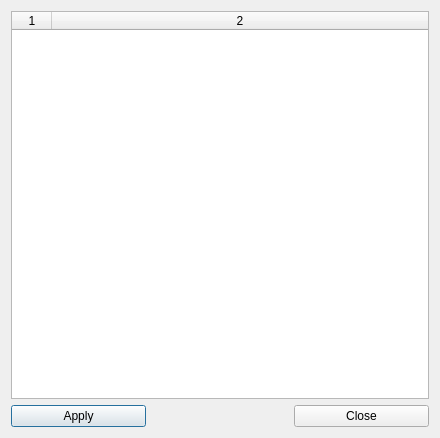
Above: GCV-3.6.1-T4/src/forms/grbldialog.ui from zapmaker/GrblHoming before the change. Below: the same form after it.
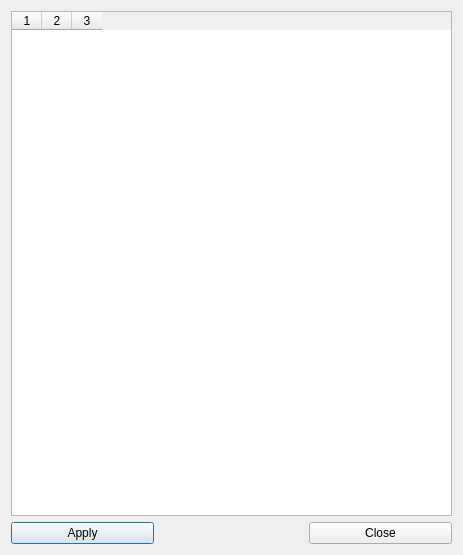
That is the form after the change.

What changed in the file:
```diff
--- a/GCV-3.6.1-T4/src/forms/grbldialog.ui
+++ b/GCV-3.6.1-T4/src/forms/grbldialog.ui
@@ -6,8 +6,8 @@
    <rect>
     <x>0</x>
     <y>0</y>
-    <width>440</width>
-    <height>438</height>
+    <width>463</width>
+    <height>555</height>
    </rect>
   </property>
   <property name="sizePolicy">
@@ -38,19 +38,22 @@
       <bool>true</bool>
      </property>
      <property name="columnCount">
-      <number>2</number>
+      <number>3</number>
      </property>
      <attribute name="horizontalHeaderCascadingSectionResizes">
       <bool>false</bool>
      </attribute>
      <attribute name="horizontalHeaderDefaultSectionSize">
-      <number>40</number>
+      <number>25</number>
      </attribute>
      <attribute name="horizontalHeaderMinimumSectionSize">
-      <number>40</number>
+      <number>30</number>
+     </attribute>
+     <attribute name="horizontalHeaderShowSortIndicator" stdset="0">
+      <bool>true</bool>
      </attribute>
      <attribute name="horizontalHeaderStretchLastSection">
-      <bool>true</bool>
+      <bool>false</bool>
      </attribute>
      <attribute name="verticalHeaderDefaultSectionSize">
       <number>30</number>
@@ -60,6 +63,7 @@
      </attribute>
      <column/>
      <column/>
+     <column/>
     </widget>
    </item>
    <item row="2" column="0">
```
